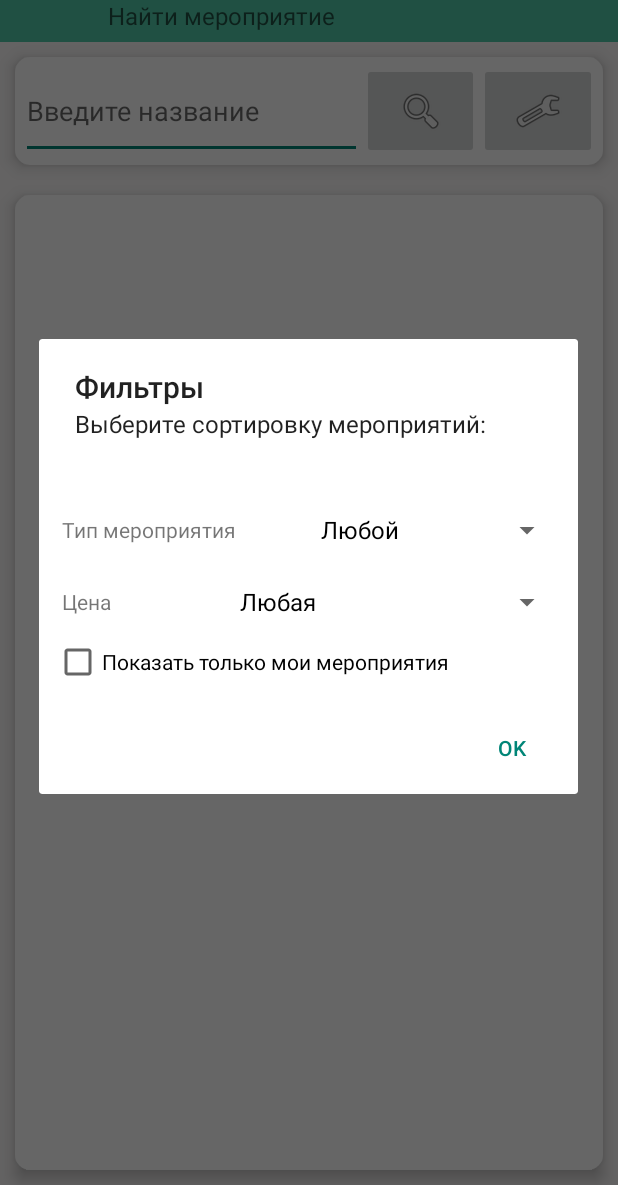
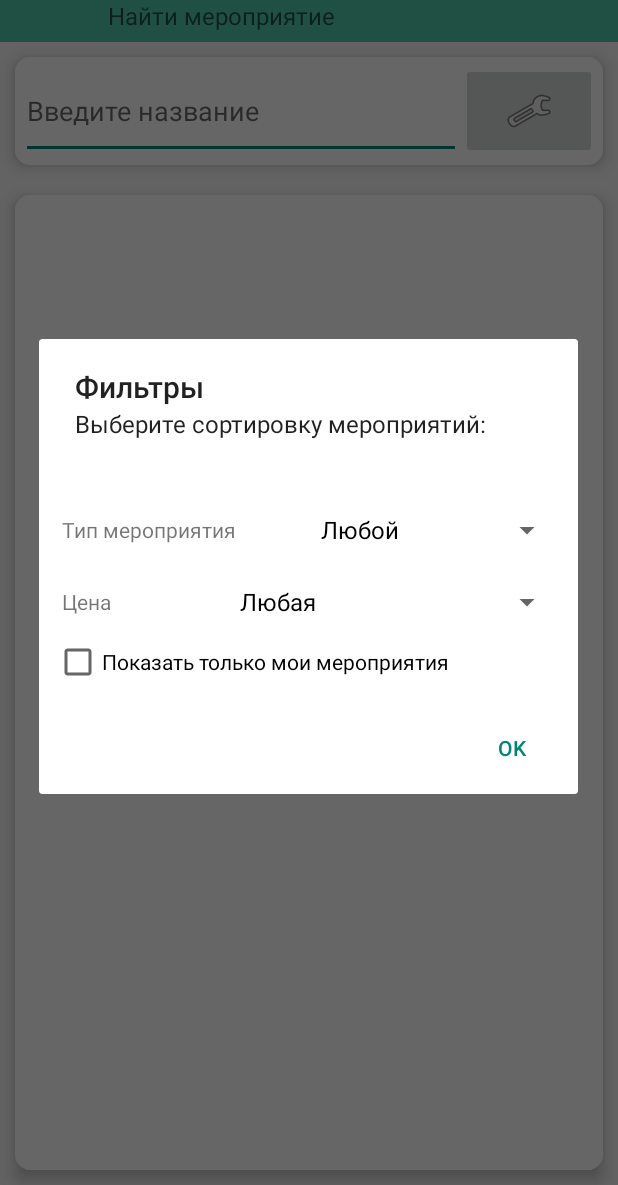
Before and after one commit to rpuxa/SamaraProjectClient, an Android app: the MainActivity screen opened directly, with no data from a screen before it, after a tap on an icon or button, on a phone screen of 412 x 824 dp, the part 51-1236 px from its top. Run offline under Robolectric (Android 15) with nearby library versions, the phone set to English and light mode, and no system bars; 3 other taps on this screen came first.

Commit message:
Исправлены баги

```diff
--- a/app/src/main/java/ru/samara/mapapp/activities/LoginActivity.java
+++ b/app/src/main/java/ru/samara/mapapp/activities/LoginActivity.java
@@ -24,7 +24,6 @@ import com.vk.sdk.VKScope;
 import com.vk.sdk.VKSdk;
 import com.vk.sdk.api.VKError;
 
-import org.json.JSONException;
 import org.json.JSONObject;
 
 import ru.samara.mapapp.R;
@@ -97,7 +96,7 @@ public class LoginActivity extends AppCompatActivity {
             ProfileToken.instance.setToken(token);
             startActivity(intent);
             loading.dismiss();
-        } catch (JSONException e) {
+        } catch (Exception e) {
             ProfileToken.instance.token = null;
             Toast.makeText(this, "Не удалось войти, токен устарел, попробуйте еще раз.", Toast.LENGTH_LONG).show();
         }
--- a/app/src/main/res/layout/event_list.xml
+++ b/app/src/main/res/layout/event_list.xml
@@ -21,18 +21,11 @@
             android:id="@+id/searchBar"
             android:layout_width="wrap_content"
             android:layout_height="match_parent"
-            android:layout_weight="1"
+            android:layout_weight="3"
             android:ems="10"
             android:focusableInTouchMode="true"
             android:hint="Введите название"
             android:inputType="textPersonName" />
-
-        <ImageButton
-            android:id="@+id/search"
-            android:layout_width="64dp"
-            android:layout_height="64dp"
-            android:layout_weight="1"
-            app:srcCompat="@android:drawable/ic_menu_search" />
 
         <ImageButton
             android:id="@+id/settings"
```
Also changed, not shown: app/src/main/java/ru/samara/mapapp/activities/contents/CreateEventContent.java (+4 -3 lines), app/src/main/java/ru/samara/mapapp/activities/contents/EventLayoutContent.java (+17 -22 lines), app/src/main/java/ru/samara/mapapp/activities/contents/EventSearchContent.java (+20 -2 lines), app/src/main/java/ru/samara/mapapp/server/Connect.java (+0 -8 lines).
